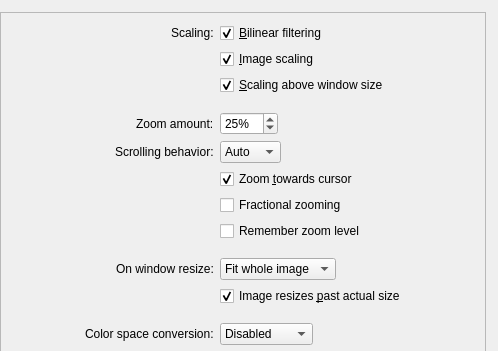
Before: the Qt Designer form src/qvoptionsdialog.ui in howareyouo/qView, drawn with Qt 5; both pictures show x 162 to 660 and y 0 to 351 of the 660 by 620 pixel window.
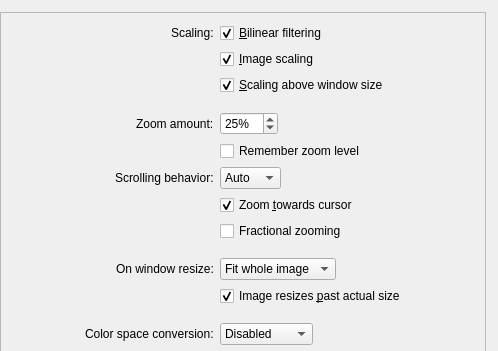
After: the same form once the commit is applied. The open tabs and pages were chosen to show the change.

Commit message: refactor: move the remember zoom level option after the zoom amount

Diff of the .ui file:
```diff
--- a/src/qvoptionsdialog.ui
+++ b/src/qvoptionsdialog.ui
@@ -537,7 +537,17 @@
             </property>
            </widget>
           </item>
-          <item row="5" column="0">
+          <item row="5" column="1">
+           <widget class="QCheckBox" name="rememberZoomCheckbox">
+            <property name="toolTip">
+             <string>Keep the zoom level of the previous image when switching to another one</string>
+            </property>
+            <property name="text">
+             <string>Remember zoom level</string>
+            </property>
+           </widget>
+          </item>
+          <item row="6" column="0">
            <widget class="QLabel" name="label_9">
             <property name="toolTip">
              <string>When enabled, the scrolling action zooms the image</string>
@@ -547,7 +557,7 @@
             </property>
            </widget>
           </item>
-          <item row="5" column="1">
+          <item row="6" column="1">
            <widget class="QComboBox" name="scrollZoomsComboBox">
             <property name="currentText">
              <string>Auto</string>
@@ -572,7 +582,7 @@
             </item>
            </widget>
           </item>
-          <item row="6" column="1">
+          <item row="7" column="1">
            <widget class="QCheckBox" name="cursorZoomCheckbox">
             <property name="toolTip">
              <string>Choose whether or not zooming in and out above 100% zoom will zoom towards the cursor</string>
@@ -585,7 +595,7 @@
             </property>
            </widget>
           </item>
-          <item row="7" column="1">
+          <item row="8" column="1">
            <widget class="QCheckBox" name="fractionalZoomCheckbox">
             <property name="toolTip">
              <string>Use hardware fractional scroll wheel steps when zooming, or always zoom with distinct steps</string>
@@ -595,16 +605,6 @@
             </property>
            </widget>
           </item>
-          <item row="8" column="1">
-           <widget class="QCheckBox" name="rememberZoomCheckbox">
-            <property name="toolTip">
-             <string>Keep the zoom level of the previous image when switching to another one</string>
-            </property>
-            <property name="text">
-             <string>Remember zoom level</string>
-            </property>
-           </widget>
-          </item>
           <item row="9" column="1">
            <spacer name="horizontalSpacer">
             <property name="orientation">
```
